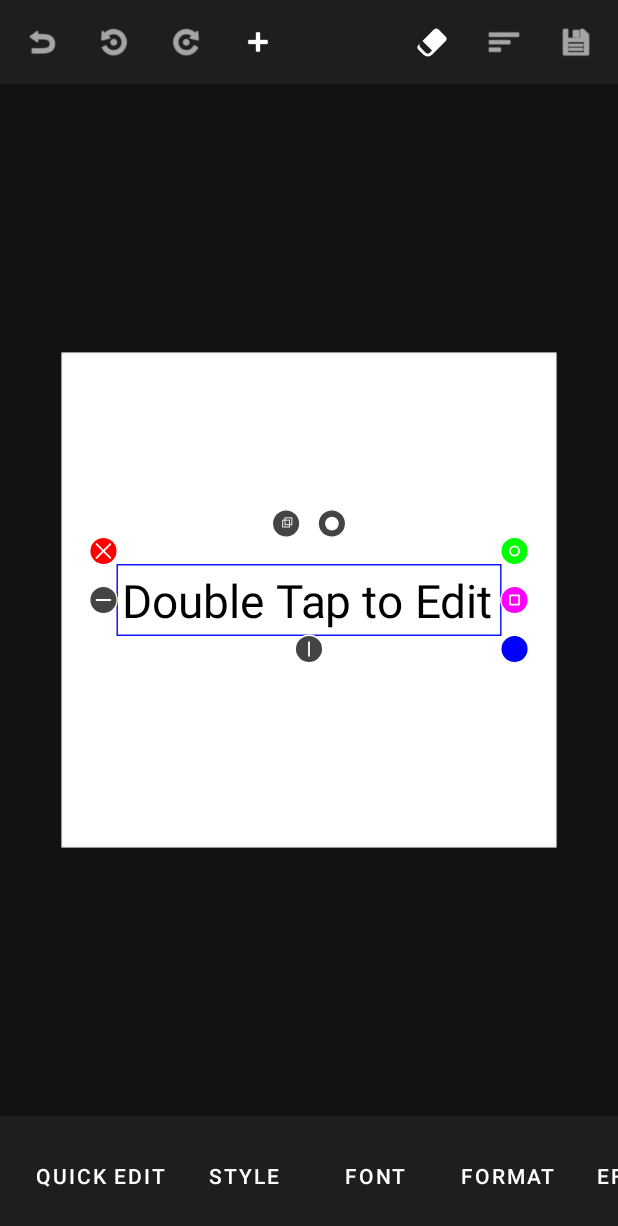
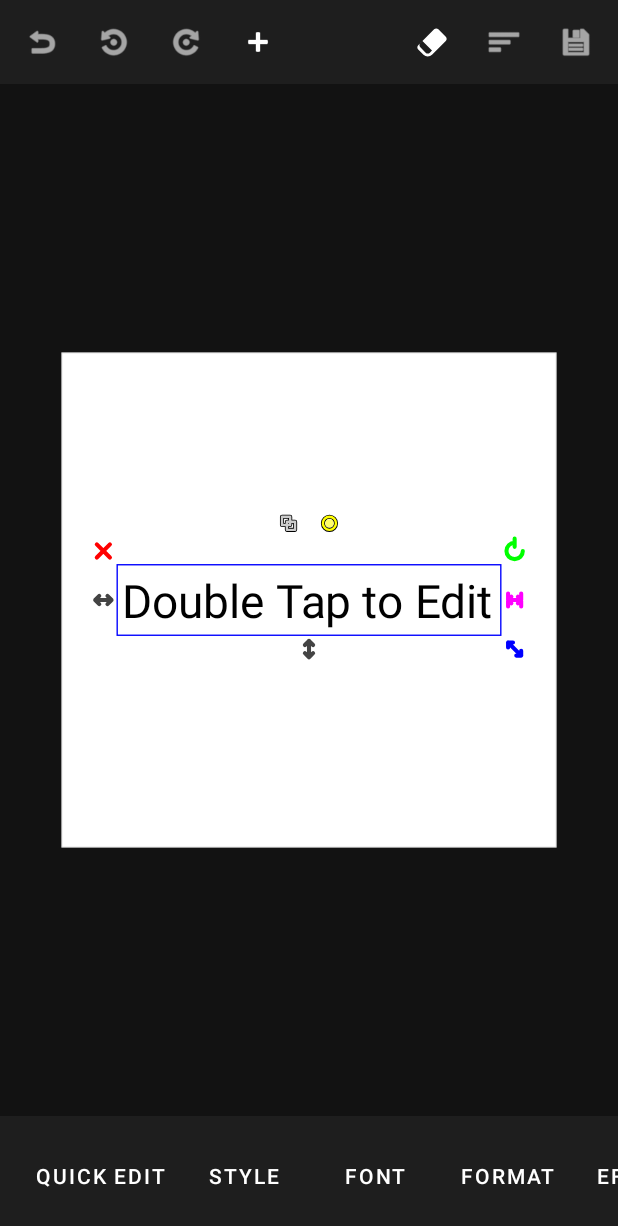
Before and after one commit to moon9ibulbul/projectypeset, an Android app: the EditorActivity screen opened directly, with no data from a screen before it, after a tap on "TEXT", on a phone screen of 412 x 824 dp. Shown: the top 1226 px of the screen. Run offline under Robolectric (Android 15) with nearby library versions, the phone set to English and light mode, and no system bars; libraries missing offline, so code that uses them is left out: org.opencv.android, org.opencv.core, org.opencv.imgproc, org.opencv.photo; 2 statements that could not run were skipped.

Commit message:
Refactor text box handles to be icon-only and responsive; resize Texture menu controls
- Removed circle backgrounds from `AstralCanvasView` handles and replaced them with representative path-based icons (Rotate, Resize, Delete, Stretch, Box Width).
- Implemented responsive handle sizing logic (`getHandleGeometry`) that scales handles down when the bounding box is small (< 150px screen space) to prevent overlap.
- Updated both handle drawing and touch hit-testing to use the same dynamic geometry logic.
- Reduced 'Texture' menu position arrow buttons from 40dp to 30dp and text size from 20f to 16f to fix layout clipping.

```diff
--- a/app/src/main/java/com/astral/typer/EditorActivity.kt
+++ b/app/src/main/java/com/astral/typer/EditorActivity.kt
@@ -608,16 +608,16 @@ class EditorActivity : AppCompatActivity() {
             fun createArrow(text: String, dx: Float, dy: Float): View {
                 return android.widget.Button(this).apply {
                     this.text = text
-                    textSize = 20f
+                    textSize = 16f
                     setTextColor(Color.WHITE)
                     background = GradientDrawable().apply {
                          setColor(Color.parseColor("#444444"))
                          cornerRadius = dpToPx(8).toFloat()
                     }
                     layoutParams = GridLayout.LayoutParams().apply {
-                        width = dpToPx(40)
-                        height = dpToPx(40)
-                        setMargins(4,4,4,4)
+                        width = dpToPx(30)
+                        height = dpToPx(30)
+                        setMargins(2,2,2,2)
                     }
                     setOnClickListener {
                         layer.textureOffsetX += dx
@@ -629,19 +629,19 @@ class EditorActivity : AppCompatActivity() {
 
             // Grid Layout for Arrows
             // Row 0
-            controls.addView(View(this), GridLayout.LayoutParams().apply { width = dpToPx(40); height = dpToPx(40) }) // Empty TL
+            controls.addView(View(this), GridLayout.LayoutParams().apply { width = dpToPx(30); height = dpToPx(30) }) // Empty TL
             controls.addView(createArrow("▲", 0f, -10f)) // Up
-            controls.addView(View(this), GridLayout.LayoutParams().apply { width = dpToPx(40); height = dpToPx(40) }) // Empty TR
+            controls.addView(View(this), GridLayout.LayoutParams().apply { width = dpToPx(30); height = dpToPx(30) }) // Empty TR
 
             // Row 1
             controls.addView(createArrow("◄", -10f, 0f)) // Left
-            controls.addView(View(this), GridLayout.LayoutParams().apply { width = dpToPx(40); height = dpToPx(40) }) // Center (Maybe Reset?)
+            controls.addView(View(this), GridLayout.LayoutParams().apply { width = dpToPx(30); height = dpToPx(30) }) // Center (Maybe Reset?)
             controls.addView(createArrow("►", 10f, 0f)) // Right
 
             // Row 2
-            controls.addView(View(this), GridLayout.LayoutParams().apply { width = dpToPx(40); height = dpToPx(40) }) // Empty BL
+            controls.addView(View(this), GridLayout.LayoutParams().apply { width = dpToPx(30); height = dpToPx(30) }) // Empty BL
             controls.addView(createArrow("▼", 0f, 10f)) // Down
-            controls.addView(View(this), GridLayout.LayoutParams().apply { width = dpToPx(40); height = dpToPx(40) }) // Empty BR
+            controls.addView(View(this), GridLayout.LayoutParams().apply { width = dpToPx(30); height = dpToPx(30) }) // Empty BR
 
             layout.addView(controls)
         }
--- a/app/src/main/java/com/astral/typer/views/AstralCanvasView.kt
+++ b/app/src/main/java/com/astral/typer/views/AstralCanvasView.kt
@@ -285,7 +285,101 @@ class AstralCanvasView @JvmOverloads constructor(
 
     // Handles Constants
     private val HANDLE_RADIUS = 30f
-    private val HANDLE_OFFSET = 40f
+
+    // Geometry Helper
+    private data class HandleGeometry(val radius: Float, val offset: Float, val scale: Float)
+
+    private fun getHandleGeometry(layer: Layer): HandleGeometry {
+        val avgScale = (layer.scaleX + layer.scaleY) / 2f
+        val screenW = layer.getWidth() * layer.scaleX
+        val screenH = layer.getHeight() * layer.scaleY
+        val minScreenDim = kotlin.math.min(screenW, screenH)
+
+        // Target visual radius in screen pixels
+        val targetVisualRadius = if (minScreenDim < 150f) {
+            kotlin.math.max(10f, minScreenDim / 5f)
+        } else {
+            HANDLE_RADIUS
+        }
+
+        // Convert to Local Space
+        val localRadius = targetVisualRadius / avgScale
+        // Scale for the path (based on ~15px base size)
+        val localIconScale = localRadius / 15f
+        val handleOffset = localRadius * 1.5f
+
+        return HandleGeometry(localRadius, handleOffset, localIconScale)
+    }
+
+    // Paths for Icons
+    private val pathRotate = Path()
+    private val pathResize = Path()
+    private val pathStretchH = Path()
+    private val pathStretchV = Path()
+    private val pathBoxWidth = Path()
+    private val pathDelete = Path()
+    private val pathDuplicate = Path()
+    private val pathCopyStyle = Path()
+
+    init {
+        // Rotate: Curved Arrow
+        pathRotate.moveTo(10f, 0f)
+        pathRotate.arcTo(RectF(-10f, -10f, 10f, 10f), 0f, 270f, false)
+        pathRotate.lineTo(0f, -15f)
+        pathRotate.moveTo(0f, -10f)
+        pathRotate.lineTo(0f, -5f)
+
+        // Delete: X
+        pathDelete.moveTo(-8f, -8f)
+        pathDelete.lineTo(8f, 8f)
+        pathDelete.moveTo(8f, -8f)
+        pathDelete.lineTo(-8f, 8f)
+
+        // Resize: Diagonal Arrows
+        pathResize.moveTo(-8f, -8f)
+        pathResize.lineTo(8f, 8f)
+        pathResize.moveTo(8f, 8f)
+        pathResize.lineTo(8f, 2f)
+        pathResize.moveTo(8f, 8f)
+        pathResize.lineTo(2f, 8f)
+        pathResize.moveTo(-8f, -8f)
+        pathResize.lineTo(-8f, -2f)
+        pathResize.moveTo(-8f, -8f)
+        pathResize.lineTo(-2f, -8f)
+
+        // Stretch H
+        pathStretchH.moveTo(-10f, 0f)
+        pathStretchH.lineTo(10f, 0f)
+        pathStretchH.moveTo(-10f, 0f)
+        pathStretchH.lineTo(-5f, -5f)
+        pathStretchH.moveTo(-10f, 0f)
+        pathStretchH.lineTo(-5f, 5f)
+        pathStretchH.moveTo(10f, 0f)
+        pathStretchH.lineTo(5f, -5f)
+        pathStretchH.moveTo(10f, 0f)
+        pathStretchH.lineTo(5f, 5f)
+
+        // Stretch V
+        pathStretchV.moveTo(0f, -10f)
+        pathStretchV.lineTo(0f, 10f)
+        pathStretchV.moveTo(0f, -10f)
+        pathStretchV.lineTo(-5f, -5f)
+        pathStretchV.moveTo(0f, -10f)
+        pathStretchV.lineTo(5f, -5f)
+        pathStretchV.moveTo(0f, 10f)
+        pathStretchV.lineTo(-5f, 5f)
+        pathStretchV.moveTo(0f, 10f)
+        pathStretchV.lineTo(5f, 5f)
+
+        // Box Width: |<->|
+        pathBoxWidth.moveTo(-8f, -8f); pathBoxWidth.lineTo(-8f, 8f) // Left bar
+        pathBoxWidth.moveTo(8f, -8f); pathBoxWidth.lineTo(8f, 8f)   // Right bar
+        pathBoxWidth.moveTo(-8f, 0f); pathBoxWidth.lineTo(8f, 0f)   // Center line
+        pathBoxWidth.moveTo(-8f, 0f); pathBoxWidth.lineTo(-4f, -4f)
+        pathBoxWidth.moveTo(-8f, 0f); pathBoxWidth.lineTo(-4f, 4f)
+        pathBoxWidth.moveTo(8f, 0f); pathBoxWidth.lineTo(4f, -4f)
+        pathBoxWidth.moveTo(8f, 0f); pathBoxWidth.lineTo(4f, 4f)
+    }
 
     // Interaction Modes
     private enum class Mode {
@@ -700,10 +794,16 @@ class AstralCanvasView @JvmOverloads constructor(
         val halfW = layer.getWidth() / 2f
         val halfH = layer.getHeight() / 2f
 
+        val geometry = getHandleGeometry(layer)
+        val localRadius = geometry.radius
+        val handleOffset = geometry.offset
+        val localIconScale = geometry.scale
+        val avgScale = (layer.scaleX + layer.scaleY) / 2f
+
         // Box
         paint.style = Paint.Style.STROKE
         paint.color = Color.BLUE
-        paint.strokeWidth = 3f / ((layer.scaleX + layer.scaleY)/2f) // Keep stroke constant width visually
+        paint.strokeWidth = 3f / avgScale // Keep stroke constant width visually
         val box = RectF(-halfW - 10, -halfH - 10, halfW + 10, halfH + 10)
         canvas.drawRect(box, paint)
 
@@ -713,69 +813,89 @@ class AstralCanvasView @JvmOverloads constructor(
             return
         }
 
-        // --- Draw Handles ---
-        fun drawHandle(x: Float, y: Float, color: Int) {
-            handlePaint.color = color
-            val size = HANDLE_RADIUS / ((layer.scaleX + layer.scaleY)/2f)
-            canvas.drawCircle(x, y, size, handlePaint)
-            canvas.drawCircle(x, y, size, strokePaint)
+        // --- Draw Handles Helper ---
+        fun drawIconHandle(x: Float, y: Float, path: Path, color: Int, useStroke: Boolean = true) {
+            canvas.save()
+            canvas.translate(x, y)
+            canvas.scale(localIconScale, localIconScale)
+
+            // Draw Icon
+            iconPaint.color = color
+            iconPaint.strokeWidth = 3f // Thicker for visibility
+            iconPaint.style = Paint.Style.STROKE
+
+            // Background shadow/outline for visibility
+            val shadowPaint = Paint(iconPaint).apply {
+                color = Color.BLACK
+                strokeWidth = 5f
+            }
+            if (useStroke) canvas.drawPath(path, shadowPaint)
+            canvas.drawPath(path, iconPaint)
+
+            canvas.restore()
         }
 
         // 1. Delete Handle (Top-Left) -> X
-        drawHandle(-halfW - HANDLE_OFFSET, -halfH - HANDLE_OFFSET, Color.RED)
-        val xSize = 15f / ((layer.scaleX + layer.scaleY)/2f)
-        val cx = -halfW - HANDLE_OFFSET
-        val cy = -halfH - HANDLE_OFFSET
-        canvas.drawLine(cx - xSize, cy - xSize, cx + xSize, cy + xSize, iconPaint)
-        canvas.drawLine(cx + xSize, cy - xSize, cx - xSize, cy + xSize, iconPaint)
+        drawIconHandle(-halfW - handleOffset, -halfH - handleOffset, pathDelete, Color.RED)
 
         // 2. Rotate Handle (Top-Right) -> Circle Arrow
-        drawHandle(halfW + HANDLE_OFFSET, -halfH - HANDLE_OFFSET, Color.GREEN)
-        canvas.drawCircle(halfW + HANDLE_OFFSET, -halfH - HANDLE_OFFSET, 10f / ((layer.scaleX + layer.scaleY)/2f), iconPaint)
+        drawIconHandle(halfW + handleOffset, -halfH - handleOffset, pathRotate, Color.GREEN)
 
         // 3. Resize Handle (Bottom-Right) -> Diagonal Arrow
-        drawHandle(halfW + HANDLE_OFFSET, halfH + HANDLE_OFFSET, Color.BLUE)
+        drawIconHandle(halfW + handleOffset, halfH + handleOffset, pathResize, Color.BLUE)
 
         // 4. Stretch Horizontal (Left-Middle) -> Horizontal Arrow
-        drawHandle(-halfW - HANDLE_OFFSET, 0f, Color.DKGRAY)
-        val sx = -halfW - HANDLE_OFFSET
-        val sSize = 15f / ((layer.scaleX + layer.scaleY)/2f)
-        canvas.drawLine(sx - sSize, 0f, sx + sSize, 0f, iconPaint)
+        drawIconHandle(-halfW - handleOffset, 0f, pathStretchH, Color.DKGRAY)
 
         // 5. Stretch Vertical (Bottom-Middle) -> Vertical Arrow
-        drawHandle(0f, halfH + HANDLE_OFFSET, Color.DKGRAY)
-        val sy = halfH + HANDLE_OFFSET
-        canvas.drawLine(0f, sy - sSize, 0f, sy + sSize, iconPaint)
+        drawIconHandle(0f, halfH + handleOffset, pathStretchV, Color.DKGRAY)
 
         // 6. Box Width (Right-Middle) -> Rect icon (Resize box)
         if (layer is TextLayer) {
-             drawHandle(halfW + HANDLE_OFFSET, 0f, Color.MAGENTA)
-             val bx = halfW + HANDLE_OFFSET
-             canvas.drawRect(bx - 10, -10f, bx + 10, 10f, iconPaint)
+             drawIconHandle(halfW + handleOffset, 0f, pathBoxWidth, Color.MAGENTA)
         }
 
         // --- Top Action Icons (Duplicate & Copy Style) ---
-        val topY = -halfH - HANDLE_OFFSET * 2.5f
-        val iconSize = 30f / ((layer.scaleX + layer.scaleY)/2f)
+        // Adjust position based on dynamic handle size
+        val topY = -halfH - handleOffset * 2.5f
+        val iconSpacing = localRadius * 2.5f
 
         // Duplicate Icon
-        val dupX = -20f
-        handlePaint.color = Color.DKGRAY
-        canvas.drawCircle(dupX - iconSize, topY, iconSize, handlePaint)
-        canvas.drawCircle(dupX - iconSize, topY, iconSize, strokePaint)
-        val dSize = iconSize * 0.5f
-        paint.color = Color.WHITE
-        paint.style = Paint.Style.STROKE
-        paint.strokeWidth = 2f
-        canvas.drawRect(dupX - iconSize - dSize/2, topY - dSize/2, dupX - iconSize + dSize/2, topY + dSize/2, paint)
-        canvas.drawRect(dupX - iconSize - dSize/2 + 5, topY - dSize/2 - 5, dupX - iconSize + dSize/2 + 5, topY + dSize/2 - 5, paint)
+        val dupX = -iconSpacing / 1.5f
+
+        // Draw Duplicate Icon Manually or use path? Let's use simple rects
+        canvas.save()
+        canvas.translate(dupX, topY)
+        canvas.scale(localIconScale, localIconScale)
+
+        val dupP = Paint(iconPaint).apply { color = Color.LTGRAY; style = Paint.Style.STROKE }
+        val dupShadow = Paint(dupP).apply { color = Color.BLACK; strokeWidth = 5f }
+
+        val r1 = RectF(-8f, -8f, 2f, 2f)
+        val r2 = RectF(-2f, -2f, 8f, 8f)
+
+        canvas.drawRect(r1, dupShadow); canvas.drawRect(r2, dupShadow)
+        canvas.drawRect(r1, dupP); canvas.drawRect(r2, dupP)
+
+        canvas.restore()
 
         // Copy Style Icon
-        val copyX = 20f
-        canvas.drawCircle(copyX + iconSize, topY, iconSize, handlePaint)
-        canvas.drawCircle(copyX + iconSize, topY, iconSize, strokePaint)
-        paint.style = Paint.Style.FILL
-        canvas.drawCircle(copyX + iconSize, topY, dSize, paint)
+        val copyX = iconSpacing / 1.5f
+        canvas.save()
+        canvas.translate(copyX, topY)
+        canvas.scale(localIconScale, localIconScale)
+
+        val copyP = Paint(iconPaint).apply { color = Color.YELLOW; style = Paint.Style.STROKE }
+        val copyShadow = Paint(copyP).apply { color = Color.BLACK; strokeWidth = 5f }
+
+        // Circle + Fill
+        canvas.drawCircle(0f, 0f, 8f, copyShadow)
+        canvas.drawCircle(0f, 0f, 8f, copyP)
+
+        val fillP = Paint(copyP).apply { style = Paint.Style.FILL; alpha = 150 }
+        canvas.drawCircle(0f, 0f, 5f, fillP)
+
+        canvas.restore()
 
         canvas.restore()
     }
@@ -1011,13 +1131,16 @@ class AstralCanvasView @JvmOverloads constructor(
                     if (!isPerspectiveMode) {
                         val halfW = layer.getWidth() / 2f
                         val halfH = layer.getHeight() / 2f
-                        val hitRadius = HANDLE_RADIUS * 1.5f
+
+                        val geometry = getHandleGeometry(layer)
+                        val handleOffset = geometry.offset
+                        val hitRadius = geometry.radius * 2.0f // Slightly larger for easier touch
 
                         // Top Actions
-                        val topY = -halfH - HANDLE_OFFSET * 2.5f
-                        val iconSize = 30f / ((layer.scaleX + layer.scaleY)/2f)
-                        val dupX = -20f - iconSize
-                        val copyX = 20f + iconSize
+                        val topY = -halfH - handleOffset * 2.5f
+                        val iconSpacing = geometry.radius * 2.5f
+                        val dupX = -iconSpacing / 1.5f
+                        val copyX = iconSpacing / 1.5f
 
                         if (getDistance(lx, ly, dupX, topY) <= hitRadius) {
                             // DUPLICATE
@@ -1041,12 +1164,12 @@ class AstralCanvasView @JvmOverloads constructor(
                         }
 
                         // Standard Handles
-                        if (getDistance(lx, ly, -halfW - HANDLE_OFFSET, -halfH - HANDLE_OFFSET) <= hitRadius) {
+                        if (getDistance(lx, ly, -halfW - handleOffset, -halfH - handleOffset) <= hitRadius) {
                             com.astral.typer.utils.UndoManager.saveState(layers)
                             deleteSelectedLayer()
                             return true
                         }
-                        if (getDistance(lx, ly, halfW + HANDLE_OFFSET, -halfH - HANDLE_OFFSET) <= hitRadius) {
+                        if (getDistance(lx, ly, halfW + handleOffset, -halfH - handleOffset) <= hitRadius) {
                             com.astral.typer.utils.UndoManager.saveState(layers)
                             currentMode = Mode.ROTATE_LAYER
                             initialRotation = layer.rotation
@@ -1055,7 +1178,7 @@ class AstralCanvasView @JvmOverloads constructor(
                             startAngle = getAngle(centerX, centerY, cx, cy)
                             return true
                         }
-                        if (getDistance(lx, ly, halfW + HANDLE_OFFSET, halfH + HANDLE_OFFSET) <= hitRadius) {
+                        if (getDistance(lx, ly, halfW + handleOffset, halfH + handleOffset) <= hitRadius) {
                             com.astral.typer.utils.UndoManager.saveState(layers)
                             currentMode = Mode.RESIZE_LAYER
                             initialScaleX = layer.scaleX
@@ -1065,7 +1188,7 @@ class AstralCanvasView @JvmOverloads constructor(
                             startDist = getDistance(centerX, centerY, cx, cy)
                             return true
                         }
-                        if (getDistance(lx, ly, -halfW - HANDLE_OFFSET, 0f) <= hitRadius) {
+                        if (getDistance(lx, ly, -halfW - handleOffset, 0f) <= hitRadius) {
                             com.astral.typer.utils.UndoManager.saveState(layers)
                             currentMode = Mode.STRETCH_H
                             initialScaleX = layer.scaleX
@@ -1074,7 +1197,7 @@ class AstralCanvasView @JvmOverloads constructor(
                             startX = lx
                             return true
                         }
-                        if (getDistance(lx, ly, 0f, halfH + HANDLE_OFFSET) <= hitRadius) {
+                        if (getDistance(lx, ly, 0f, halfH + handleOffset) <= hitRadius) {
                             com.astral.typer.utils.UndoManager.saveState(layers)
                             currentMode = Mode.STRETCH_V
                             initialScaleY = layer.scaleY
@@ -1083,7 +1206,7 @@ class AstralCanvasView @JvmOverloads constructor(
                             startY = ly
                             return true
                         }
-                        if (layer is TextLayer && getDistance(lx, ly, halfW + HANDLE_OFFSET, 0f) <= hitRadius) {
+                        if (layer is TextLayer && getDistance(lx, ly, halfW + handleOffset, 0f) <= hitRadius) {
                             com.astral.typer.utils.UndoManager.saveState(layers)
                             currentMode = Mode.BOX_WIDTH
                             // Reset warp and perspective to prevent stretching
```
